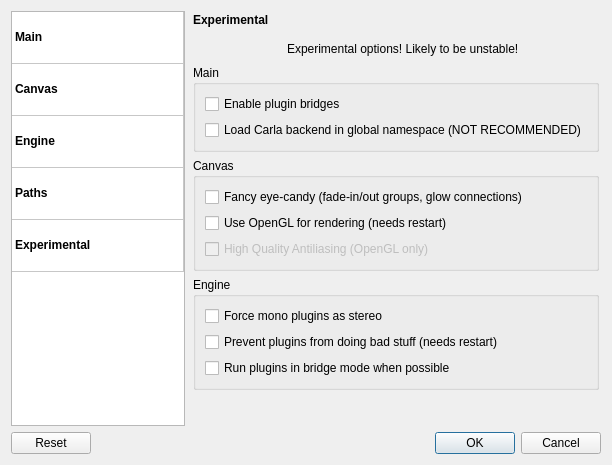
The window that resources/ui/carla_settings.ui (falkTX/Carla) describes before a commit, drawn with Qt 5.
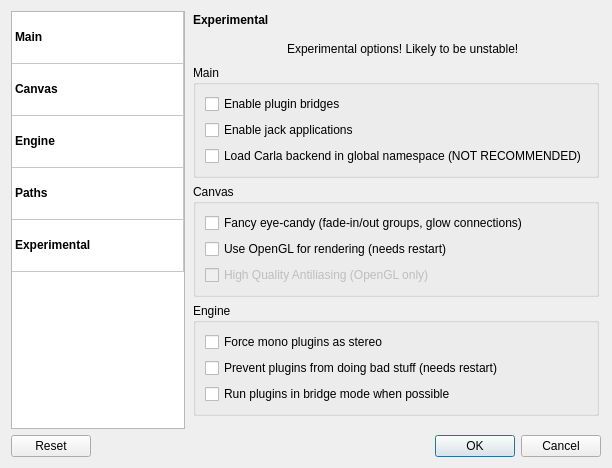
The same window after the commit. The open tabs and pages were chosen to show the change. Icons and pictures are not drawn.

Commit message: Expose dialog to start jack apps within carla, super experimental

```diff
--- a/resources/ui/carla_settings.ui
+++ b/resources/ui/carla_settings.ui
@@ -1494,6 +1494,13 @@
               </property>
              </widget>
             </item>
+            <item>
+             <widget class="QCheckBox" name="ch_exp_jack_apps">
+              <property name="text">
+               <string>Enable jack applications</string>
+              </property>
+             </widget>
+            </item>
             <item>
              <widget class="QCheckBox" name="ch_exp_load_lib_global">
               <property name="text">
```
The commit also changes 7 other files.
